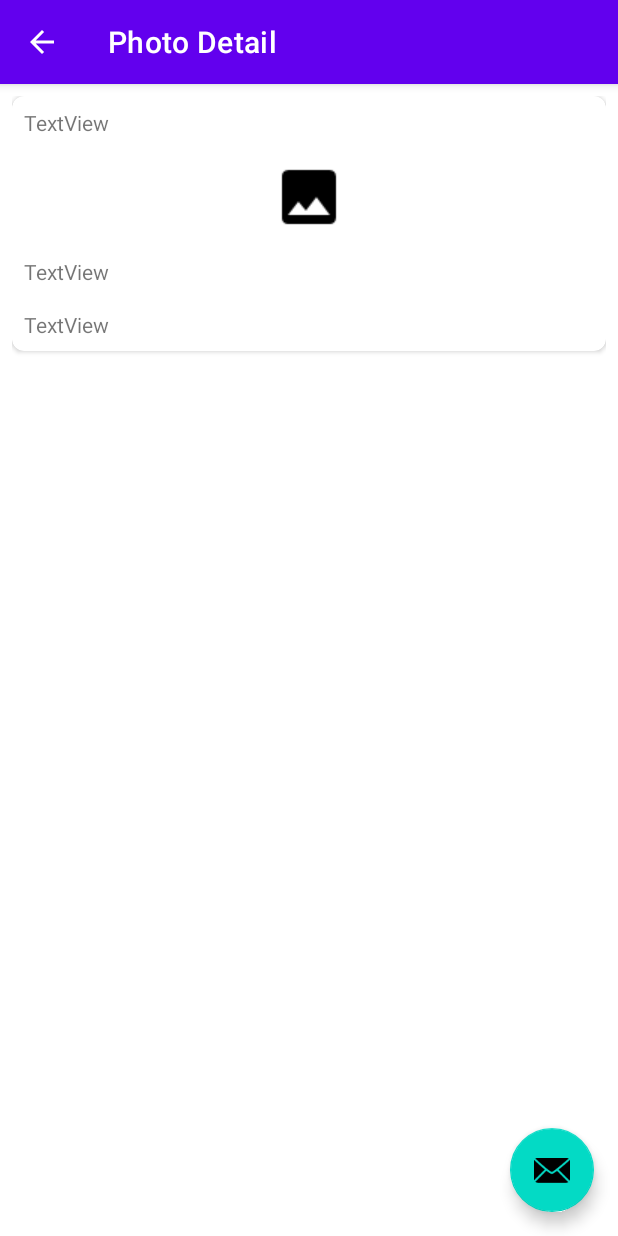
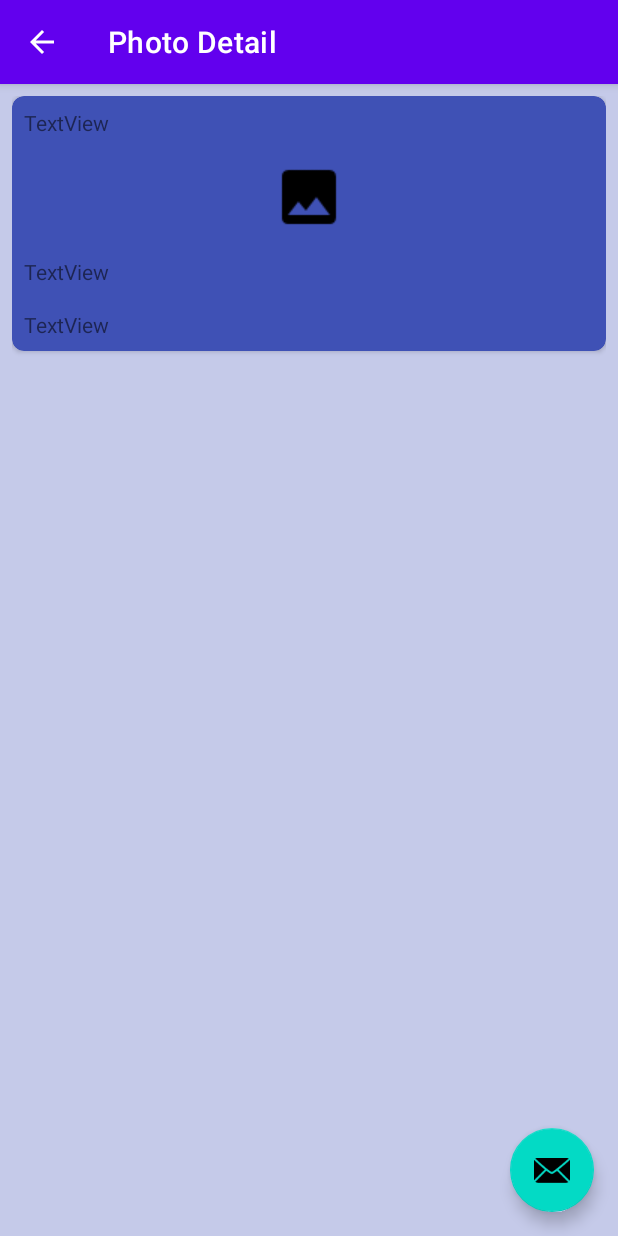
Before and after one commit to jfspps/AndroidFlickrBrowser, an Android app: the PhotoDetailActivity screen opened directly, with no data from a screen before it, on a phone screen of 412 x 824 dp. Run offline under Robolectric (Android 15) with nearby library versions, the phone set to English and light mode, and no system bars; our stand-ins replace Picasso; pictures from the network do not load.

Commit message:
added custom styles for Android <v24 and =v24

```diff
--- /dev/null
+++ b/app/src/main/res/values-v24/themes.xml
@@ -0,0 +1,12 @@
+<?xml version="1.0" encoding="utf-8"?>
+<resources>
+<!--    needed to colorise the background of the card in Android v24 and above (settings *outside*
+of the styles tag, below, in the default themes.xml carry across-->
+    <style name="Theme.FlickrBrowser.NoActionBar">
+        <item name="windowActionBar">false</item>
+        <item name="windowNoTitle">true</item>
+        <item name="android:windowDrawsSystemBarBackgrounds">true</item>
+        <item name="android:statusBarColor">@android:color/transparent</item>
+        <item name="android:colorBackgroundFloating">@color/primary</item>
+    </style>
+</resources>
--- a/app/src/main/res/values/colors.xml
+++ b/app/src/main/res/values/colors.xml
@@ -7,4 +7,14 @@
     <color name="teal_700">#FF018786</color>
     <color name="black">#FF000000</color>
     <color name="white">#FFFFFFFF</color>
+
+<!--    taken from https://www.materialpalette.com/ -->
+    <color name="primary">#3F51B5</color>
+    <color name="primary_dark">#303F9F</color>
+    <color name="primary_light">#C5CAE9</color>
+    <color name="accent">#4CAF50</color>
+    <color name="primary_text">#212121</color>
+    <color name="secondary_text">#757575</color>
+    <color name="icons">#FFFFFF</color>
+    <color name="divider">#BDBDBD</color>
 </resources>
--- a/app/src/main/res/values/themes.xml
+++ b/app/src/main/res/values/themes.xml
@@ -12,6 +12,11 @@
         <!-- Status bar color. -->
         <item name="android:statusBarColor" tools:targetApi="l">?attr/colorPrimaryVariant</item>
         <!-- Customize your theme here. -->
+        <item name="colorAccent">@color/accent</item>
+        <item name="android:textColorSecondary">@color/secondary_text</item>
+        <item name="android:icon">@color/icons</item>
+        <item name="android:windowBackground">@color/primary_light</item>
+        <item name="cardBackgroundColor">@color/primary</item>
     </style>
 
     <style name="Theme.FlickrBrowser.NoActionBar">
```
